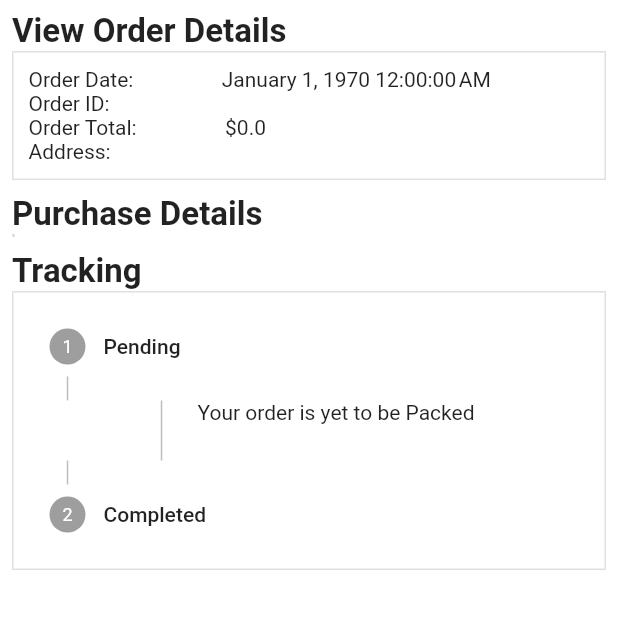
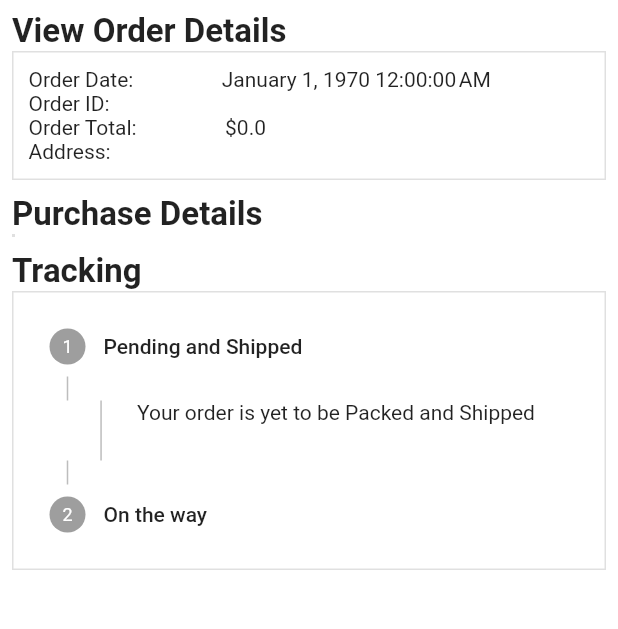
Before and after one commit to TusharKhari/amazonClone, a Flutter app: the OrderDetailsScreen screen opened directly with empty values, on a phone screen of 412 x 824 dp, the part 90-719 px from its top. Run offline on Flutter 3.47's test engine with Material 2 defaults, Android fonts, the phone set to English and light mode, and no system bars; our stand-ins replace badges, carousel_slider, charts_flutter, dotted_border, file_picker, flutter_rating_bar and 1 more; missing offline and left inert: cloudinary_public, cloudinary_sdk, pay; accounts and stored records are empty.

```diff
--- a/lib/features/order_details/screens/order_details.dart
+++ b/lib/features/order_details/screens/order_details.dart
@@ -256,34 +256,32 @@ class _OrderDetailsScreenState extends State<OrderDetailsScreen> {
                   },
                   steps: [
                     Step(
-                      title: Text('Pending'),
-                      content: Text('Your order is yet to be Packed'),
+                      title: Text('Pending and Shipped'),
+                      content: Text('Your order is yet to be Packed and Shipped'),
                       isActive: currentStep > 0,
                       state: currentStep > 0
                           ? StepState.complete
                           : StepState.indexed,
                     ),
                     Step(
-                      title: Text('Completed'),
-                      content: Text('Your order has been Packed and Shipped'),
-                      isActive: currentStep >= 1,
-                      state: currentStep >= 1
+                      title: Text('On the way'),
+                      content: Text('Your order is on the way to your home'),
+                      isActive: currentStep >= 2,
+                      state: currentStep >= 2
                           ? StepState.complete
                           : StepState.indexed,
                     ),
                     // Step(
-                    //   title: Text('Received'),
-                    //   content: Text(
-                    //       'Your order has been delivered and signed by you.'),
+                    //   title: Text('Shipped'),
+                    //   content: Text('Your order has been Shipped!'),
                     //   isActive: currentStep > 2,
                     //   state: currentStep > 2
                     //       ? StepState.complete
                     //       : StepState.indexed,
                     // ),
                     // Step(
-                    //   title: Text('Delivered'),
-                    //   content: Text(
-                    //       'Your order has been delivered and signed by you!'),
+                    //   title: Text('On the way'),
+                    //   content: Text('Your order is on the way to your home'),
                     //   isActive: currentStep >= 3,
                     //   state: currentStep >= 3
                     //       ? StepState.complete
```
Also changed, not shown: lib/features/account/widgets/orders.dart (+10 -8 lines), lib/features/admin/screens/order_screen.dart (+37 -5 lines).
